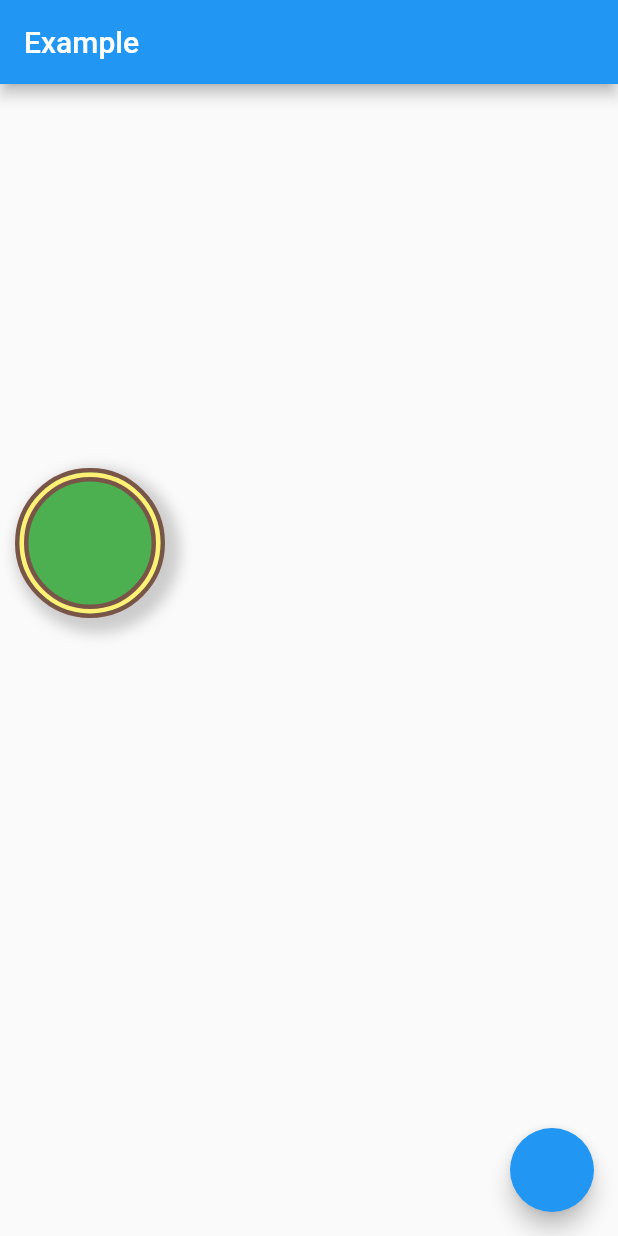
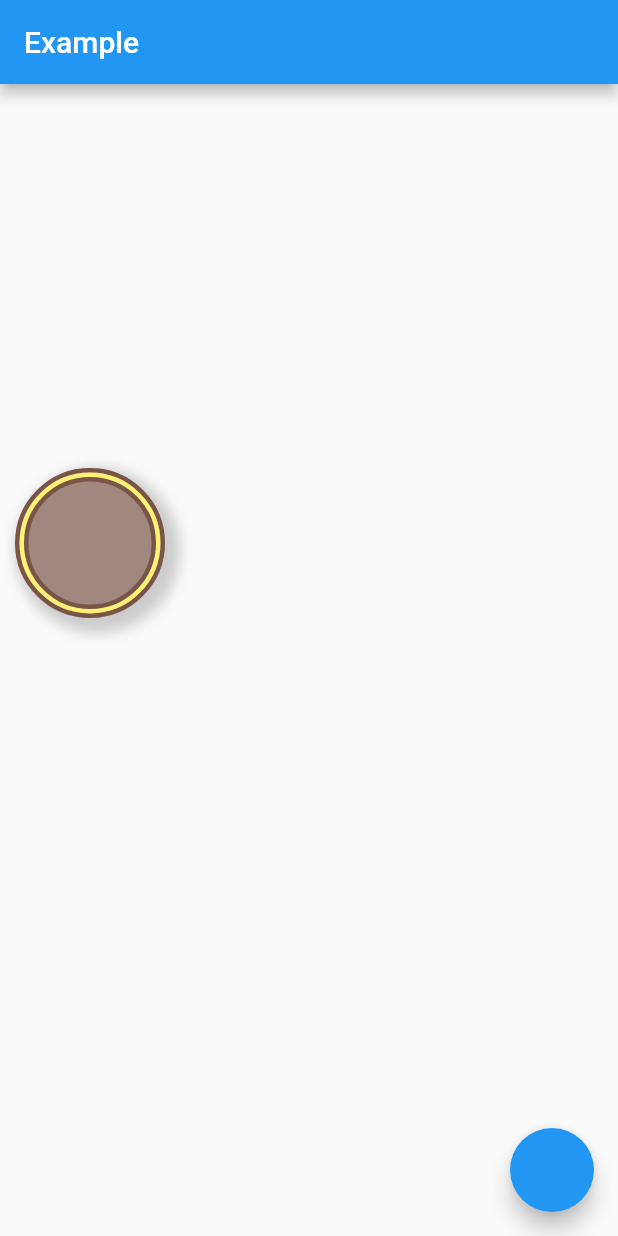
Before and after one commit to Sileadim/provider_test, a Flutter app: the screen it shows after launch, on a phone screen of 412 x 824 dp. Run offline on Flutter 3.47's test engine with Material 2 defaults, Android fonts, the phone set to English and light mode, and no system bars; missing offline and left inert: arrow_path, matrix_gesture_detector; statements that could not run were skipped.

```diff
--- a/lib/edgepainter.dart
+++ b/lib/edgepainter.dart
@@ -65,13 +65,13 @@ class EdgePainter extends CustomPainter {
         // got to scale radius of box, radius = half of heigth or width
         // for whatever reason arrowpath point the arrow head ~5 pixel in.
         Offset toChildEdge = computeOffsetToEdge(
-            (parent.size / 2 + 5) * decomposedValues.scale,
+            (parent.size / 2 ) * decomposedValues.scale,
             transformedParentPosition.dx,
             transformedParentPosition.dy,
             transformedChildPosition.dx,
             transformedChildPosition.dy);
         Offset almostToChildEdge = computeOffsetToEdge(
-            (parent.size / 2 + 6) * decomposedValues.scale,
+            (parent.size / 2 ) * decomposedValues.scale,
             transformedParentPosition.dx,
             transformedParentPosition.dy,
             transformedChildPosition.dx,
--- a/lib/main.dart
+++ b/lib/main.dart
@@ -6,6 +6,8 @@ import 'package:provider/provider.dart';
 import 'package:matrix_gesture_detector/matrix_gesture_detector.dart';
 import 'package:provider_test/edgepainter.dart';
 import 'package:provider_test/node.dart';
+
+enum NodeType { node, delete, addExistingChild }
 
 void main() {
   runApp(
@@ -29,21 +31,43 @@ class MyApp extends StatelessWidget {
   }
 }
 
+enum ButtonType {
+  addChild,
+  addExistingNodeAsChild,
+  removeExistingConnection,
+  main,
+  delete,
+  addInfo,
+  complete
+}
+
 List<Widget> layoutElements(BuildContext context, Map buttons) {
   List<Widget> layedOutNodes = [];
   const double buttonSize = 70;
   final List<Map> buttonData = [
     {
-      "type": "addChild",
+      "type": ButtonType.addChild,
       "color": Colors.green,
       "iconData": Icons.add_circle_outline,
       "onTap": context.watch<NodeStates>().addChild,
     },
     {
-      "type": "delete",
+      "type": ButtonType.addExistingNodeAsChild,
+      "color": Colors.green[200],
+      "iconData": Icons.add_circle_outline,
+      "onTap": context.watch<NodeStates>().toggleAddChild
+    },
+    {
+      "type": ButtonType.delete,
       "color": Colors.red,
       "iconData": Icons.remove_circle_outline,
       "onTap": context.watch<NodeStates>().deleteNode
+    },
+    {
+      "type": ButtonType.complete,
+      "color": Colors.amber,
+      "iconData": Icons.check,
+      "onTap": context.watch<NodeStates>().toggleComplete
     }
   ];
   List nodes = context.watch<NodeStates>().getNodes();
@@ -54,7 +78,9 @@ List<Widget> layoutElements(BuildContext context, Map buttons) {
       Transform(
         transform: newMatrix,
         child: AnimatedButton(
-            onTap: context.watch<NodeStates>().toggleActiveNode,
+            onTap: context.watch<NodeStates>().toggleActiveNodeOrPerformAction,
+            type: ButtonType.main,
+            color: Colors.brown[300],
             size: node.size,
             node: node,
             offsetLength: 0,
@@ -65,8 +91,9 @@ List<Widget> layoutElements(BuildContext context, Map buttons) {
     );
 
     Matrix4 buttonMatrix = context.watch<NodeStates>().matrix.clone()
-      ..translate(node.position.dx + node.size / 2 - (buttonSize / 2),
+      ..translate(node.position.dx + node.size / 2 - buttonSize / 2,
           node.position.dy + node.size / 2 - buttonSize / 2);
+
     if (buttons.containsKey(node)) {
       buttons[node].forEach((k, v) =>
           layedOutNodes.add(Transform(transform: buttonMatrix, child: v)));
@@ -78,20 +105,19 @@ List<Widget> layoutElements(BuildContext context, Map buttons) {
         }
         var button = AnimatedButton(
             key: UniqueKey(),
+            type: b["type"],
             onTap: b["onTap"],
             node: node,
             color: b["color"],
             iconData: b["iconData"],
             size: buttonSize,
-            offsetLength: 0.8,
+            offsetLength: 1.3,
             moveable: false,
             degreeRotation: i * 360 / buttonData.length);
         layedOutNodes.add(Transform(transform: buttonMatrix, child: button));
         buttons[node][b["type"]] = button;
         i++;
-
       }
-
     }
   }
   return layedOutNodes;
@@ -234,7 +260,7 @@ class AnimatedButton extends StatefulWidget {
   final IconData iconData;
   final double offsetLength;
   final Color color;
-
+  final ButtonType type;
   AnimatedButton(
       {Key key,
       this.node,
@@ -243,6 +269,7 @@ class AnimatedButton extends StatefulWidget {
       this.iconData,
       this.color,
       this.degreeRotation = 0,
+      this.type,
       this.active = false,
       this.unrolled,
       this.moveable = false,
@@ -266,7 +293,6 @@ class _AnimatedButtonState extends State<AnimatedButton>
   Animation rotateAnimation;
   Animation offsetAnimation;
   Animation initialGrowAnimation;
-  bool alreadyBuild = false;
   @override
   void initState() {
     super.initState();
@@ -302,6 +328,36 @@ class _AnimatedButtonState extends State<AnimatedButton>
     growAnimationController?.dispose();
     unrollAnimationController?.dispose();
     super.dispose();
+  }
+
+  Color determineColor() {
+    Color returnColor = Colors.grey[300];
+    switch (widget.type) {
+      case ButtonType.main:
+        if (widget.node.completed) {
+          returnColor = Colors.amber;
+        } else {
+          returnColor = widget.color;
+        }
+        break;
+      case ButtonType.delete:
+        if (context.watch<NodeStates>().nodes.length > 1) {
+          returnColor = widget.color;
+        }
+        break;
+      case ButtonType.addExistingNodeAsChild:
+        if (context.watch<NodeStates>().canAddAnyAsChild(widget.node)) {
+          returnColor = widget.color;
+        }
+        break;
+      case ButtonType.addChild:
+        returnColor = widget.color;
+        break;
+      case ButtonType.complete:
+        returnColor = widget.color;
+        break;
+    }
+    return returnColor;
   }
 
   @override
@@ -354,9 +410,9 @@ class _AnimatedButtonState extends State<AnimatedButton>
                 onPanUpdate: (details) => {onPanUpdate(details)},
                 child: NodeBody(
                     iconData: widget.iconData,
-                    color: widget.color ?? widget.node.getColor(),
+                    color: determineColor(),
                     height: widget.size ?? widget.node.size,
-                    width: widget.node.size)),
+                    width: widget.size ?? widget.node.size)),
           ),
         ),
       ),
--- a/lib/node.dart
+++ b/lib/node.dart
@@ -7,7 +7,7 @@ import 'package:flutter/material.dart';
 import 'package:provider/provider.dart';
 import 'package:matrix_gesture_detector/matrix_gesture_detector.dart';
 
-enum Mode { addExistingNodeAsChild, removeExistingConnection, def }
+enum Mode { addExistingNodeAsChild, removeExistingConnection, def, delete }
 
 class Node {
   final Color colorsToChooseFrom;
@@ -18,6 +18,7 @@ class Node {
   int id = 0;
   Offset position;
   double size;
+  bool completed = false;
 
   Node(
       {this.colorsToChooseFrom,
@@ -36,6 +37,10 @@ class Node {
   void updatePosition(Offset update) {
     position += update;
   }
+
+  void toggleCompleted() {
+    completed = !completed;
+  }
 }
 
 /// Mix-in [DiagnosticableTreeMixin] to have access to [debugFillProperties] for the devtool
@@ -51,11 +56,11 @@ class NodeStates with ChangeNotifier, DiagnosticableTreeMixin {
       position: Offset(10, 200),
     );
     nodes.add(parent);
-    var child = Node(
-      colorsToChooseFrom: Colors.red,
-      nodes: nodes,
-      position: Offset(200, 200),
-    );
+    //var child = Node(
+    //  colorsToChooseFrom: Colors.red,
+    //  nodes: nodes,
+    //  position: Offset(200, 200),
+    //);
     //nodes.add(child);
   }
 
@@ -73,21 +78,28 @@ class NodeStates with ChangeNotifier, DiagnosticableTreeMixin {
     notifyListeners();
   }
 
+  void toggleComplete(Node node) {
+    node.toggleCompleted();
+    notifyListeners();
+  }
+
   List<Node> getNodes() {
     return nodes;
   }
 
-  bool deleteNode(Node node) {
+  void deleteNode(Node node) {
     if (nodes.length > 1) {
       if (node == activeNode) {
         activeNode = null;
       }
       nodes.remove(node);
-
+      for (var potentialParent in nodes) {
+        if (potentialParent.children.contains(node)) {
+          potentialParent.children.remove(node);
+        }
+      }
       notifyListeners();
-      return true;
     }
-    return false;
   }
 
   bool isChild(Node parent, Node child) {
@@ -98,9 +110,29 @@ class NodeStates with ChangeNotifier, DiagnosticableTreeMixin {
   }
 
   bool addExistingAsChild(Node node) {
-    if (!isChild(activeNode, node) && activeNode != node) {
+    if (canAddAsChild(activeNode, node)) {
       activeNode.children.add(node);
       return true;
+    }
+    return false;
+  }
+
+  bool canAddAsChild(Node node, Node child) {
+    if (node != null) {
+      if (node.children.contains(child) ||
+          child.children.contains(node) ||
+          node == child) {
+        return false;
+      }
+    }
+    return true;
+  }
+
+  bool canAddAnyAsChild(Node node) {
+    for (var child in nodes) {
+      if (canAddAsChild(node, child)) {
+        return true;
+      }
     }
     return false;
   }
@@ -112,7 +144,6 @@ class NodeStates with ChangeNotifier, DiagnosticableTreeMixin {
       position: node.position + Offset(0, 200),
     );
     nodes.add(newNode);
-
     node.children.add(newNode);
     notifyListeners();
   }
@@ -142,7 +173,6 @@ class NodeStates with ChangeNotifier, DiagnosticableTreeMixin {
     switch (mode) {
       case Mode.addExistingNodeAsChild:
         mode = Mode.def;
-        activeNode = null;
         break;
 
       case Mode.removeExistingConnection:
@@ -179,6 +209,25 @@ class NodeStates with ChangeNotifier, DiagnosticableTreeMixin {
   void toggleActiveNode(Node node) {
     activeNode = activeNode == node ? null : node;
     notifyListeners();
+  }
+
+  void toggleActiveNodeOrPerformAction(Node node) {
+    switch (mode) {
+      case Mode.removeExistingConnection:
+        mode = Mode.def;
+        activeNode = null;
+        break;
+
+      case Mode.addExistingNodeAsChild:
+        bool success = addExistingAsChild(node);
+        if (success) {
+          notifyListeners();
+        }
+        break;
+
+      case Mode.def:
+        toggleActiveNode(node);
+    }
   }
 
   bool isActiveNode(Node node) {
```
